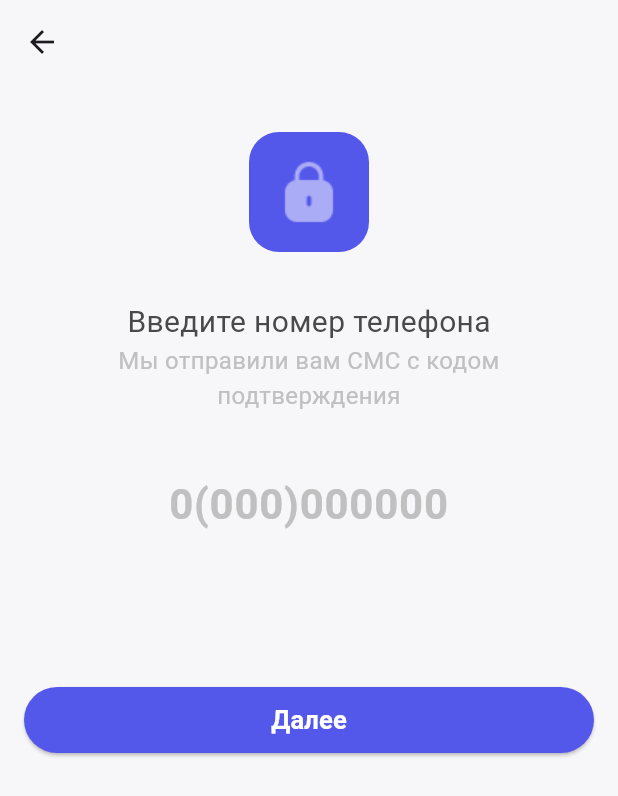
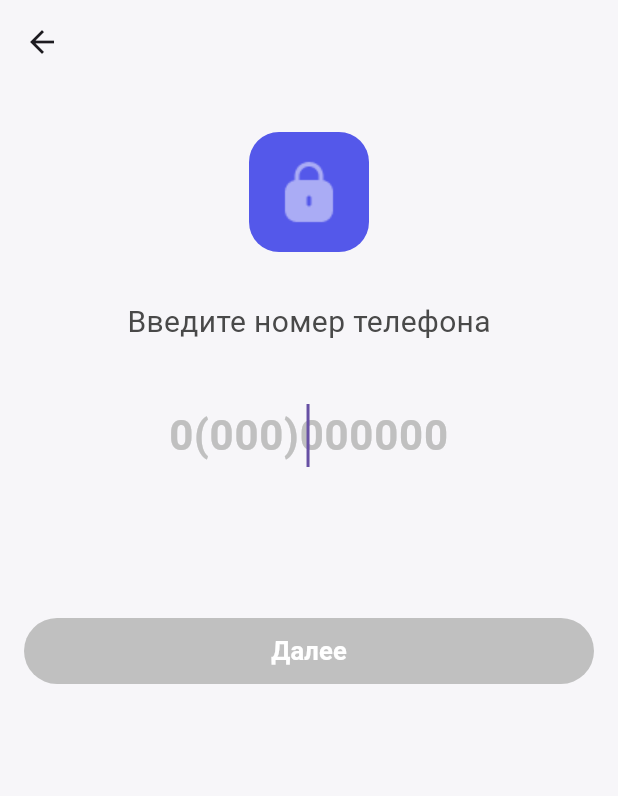
Before and after one commit to VladislavA966/Neobis_Android_Chapter8, a Flutter app: the BottomBarNavigation screen opened directly, after a tap on "Закончить регистрацию", on a phone screen of 412 x 824 dp. Shown: the top 796 px of the screen. Run offline on Flutter 3.47's test engine with Material 3 defaults, Android fonts, the phone set to English and light mode, and no system bars; our stand-ins replace bloc, dio, flutter_bloc, fluttertoast, get_it, shared_preferences; accounts and stored records are empty.

Commit message:
refactored phone screen

```diff
--- a/lib/core/common_widgets/bottom_navigation_bar.dart
+++ b/lib/core/common_widgets/bottom_navigation_bar.dart
@@ -36,13 +36,13 @@ class _BottomBarNavigationState extends State<BottomBarNavigation> {
       body: appScreens.elementAt(currentIndex),
       floatingActionButtonLocation: FloatingActionButtonLocation.centerDocked,
       floatingActionButton: SizedBox(
-        width: 50,
-        height: 50,
+        width: 60,
+        height: 60,
         child: ElevatedButton(
             onPressed: () {},
             style: ElevatedButton.styleFrom(
                 shape: const CircleBorder(), backgroundColor: AppColors.violet),
-            child: const Icon(Icons.add)),
+            child: const Icon(Icons.add, color: AppColors.white, size: 15,)),
       ),
       bottomNavigationBar: Builder(builder: (context) {
         return BottomNavigationBar(
--- a/lib/features/confirm_phone_number/presentation/screens/confirm_phone_number.dart
+++ b/lib/features/confirm_phone_number/presentation/screens/confirm_phone_number.dart
@@ -19,6 +19,13 @@ class ConfirmPhoneNumber extends StatefulWidget {
 
 class _ConfirmPhoneNumberState extends State<ConfirmPhoneNumber> {
   final _phoneController = TextEditingController();
+
+  @override
+  void dispose() {
+    _phoneController.dispose();
+    super.dispose();
+  }
+
   @override
   Widget build(BuildContext context) {
     return Scaffold(
@@ -27,45 +34,47 @@ class _ConfirmPhoneNumberState extends State<ConfirmPhoneNumber> {
       ),
       body: Center(
         child: Padding(
-          padding: const EdgeInsets.symmetric(
-            horizontal: 16,
-          ),
-          child: Column(
-            children: [
-              const SizedBox(
-                height: 32,
-              ),
-              const ImageContainer(
-                image: AppImages.lock,
-              ),
-              const SizedBox(
-                height: 32,
-              ),
-              Text(
-                'Введите номер телефона',
-                style: AppFonts.s20w400.copyWith(
-                  color: AppColors.grey49,
+          padding: const EdgeInsets.symmetric(horizontal: 16),
+          child: buildBody(),
         ),
       ),
-              Text(
-                'Мы отправили вам СМС с кодом\nподтверждения',
-                style: AppFonts.s16w400.copyWith(color: AppColors.grey),
-                textAlign: TextAlign.center,
-              ),
-              const SizedBox(
-                height: 32,
-              ),
-              PasswordTextField(
+    );
+  }
+
+  Widget buildBody() {
+    return Column(
+      children: [
+        const SizedBox(height: 32),
+        const ImageContainer(image: AppImages.lock),
+        const SizedBox(height: 32),
+        buildTitleText(),
+        const SizedBox(height: 32),
+        buildPhoneTextField(),
+        const SizedBox(height: 93),
+        buildBlocConsumer(),
+      ],
+    );
+  }
+
+  Text buildTitleText() {
+    return Text(
+      'Введите номер телефона',
+      style: AppFonts.s20w400.copyWith(color: AppColors.grey49),
+    );
+  }
+
+  PasswordTextField buildPhoneTextField() {
+    return PasswordTextField(
+      autofocus: true,
+      focusNode: FocusNode(),
       obscureText: false,
       controller: _phoneController,
-                focusNode: FocusNode(),
-                autofocus: false,
       hintText: '0(000)000000',
-              ),
-              const SizedBox(
-                height: 93,
-              ),
-              BlocListener<ConfirmPhoneBloc, ConfirmPhoneState>(
+    );
+  }
+
+  BlocConsumer<ConfirmPhoneBloc, ConfirmPhoneState> buildBlocConsumer() {
+    return BlocConsumer<ConfirmPhoneBloc, ConfirmPhoneState>(
       listener: (context, state) {
         if (state is ConfirmPhoneLoaded) {
           Navigator.push(
@@ -86,19 +95,19 @@ class _ConfirmPhoneNumberState extends State<ConfirmPhoneNumber> {
           );
         }
       },
-                child: CommonElevatedButton(
+      builder: (context, state) {
+        bool isButtonActive = _phoneController.text.length >= 10;
+        return CommonElevatedButton(
           title: 'Далее',
-                  onPressed: () {
+          onPressed: isButtonActive
+            ? () {
                 BlocProvider.of<ConfirmPhoneBloc>(context).add(
                   SendPhoneEvent(phone: _phoneController.text),
                 );
+              }
+            : null,
+        );
       },
-                ),
-              ),
-            ],
-          ),
-        ),
-      ),
     );
   }
 }
--- a/lib/features/login/data/data_source/remote_data_source.dart
+++ b/lib/features/login/data/data_source/remote_data_source.dart
@@ -16,7 +16,7 @@ class RemoteDataSourceImpl implements RemoteDataSource {
     if (responce.statusCode == 200) {
       return TokenModel.fromJson(responce.data);
     } else {
-      (throw Exception(),);
+      throw Exception();
     }
   }
 }
--- a/lib/features/login/presentation/bloc/log_in_bloc.dart
+++ b/lib/features/login/presentation/bloc/log_in_bloc.dart
@@ -20,7 +20,6 @@ class LogInBloc extends Bloc<LogInEvent, LogInState> {
     emit(LogInLoading());
     try {
       final responce = await useCase.call(event.logIn, event.password);
-      print(responce.username);
       localDataSource.saveUsername(responce.username);
       emit(
         LogInLoaded(),
```
Also changed, not shown: lib/core/common_widgets/item_container.dart (added, +67 -0 lines), lib/features/favourite_items/presentation/favourite_items_list.dart (+2 -64 lines). Lines whose indentation alone changed are shown as unchanged.
